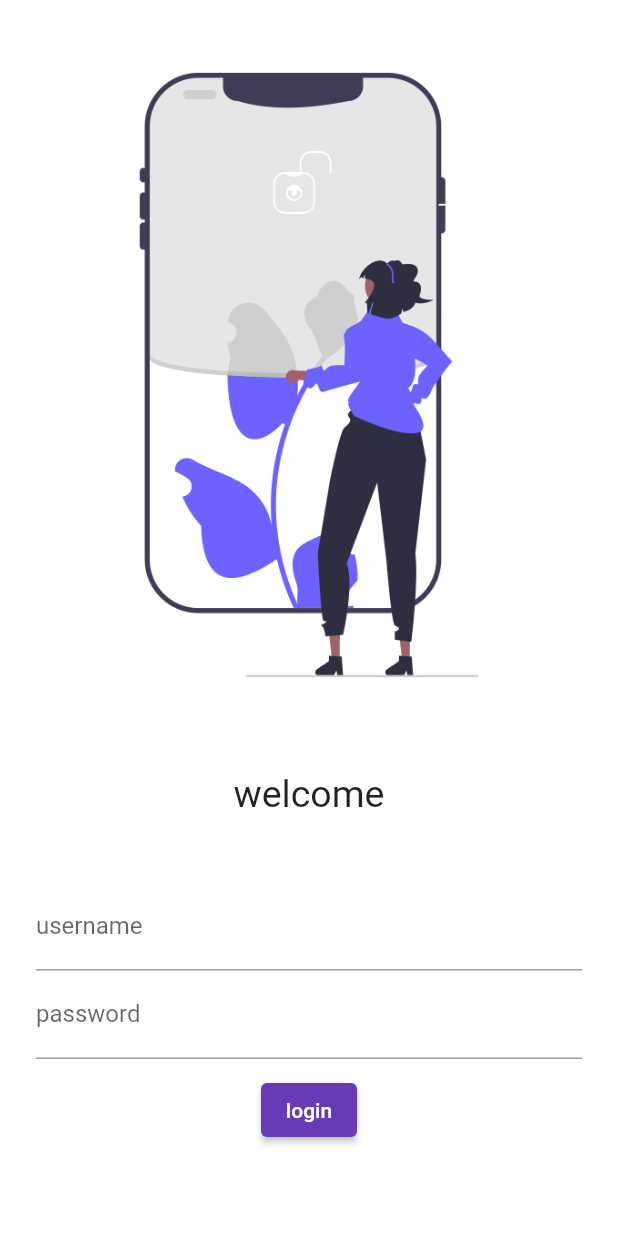
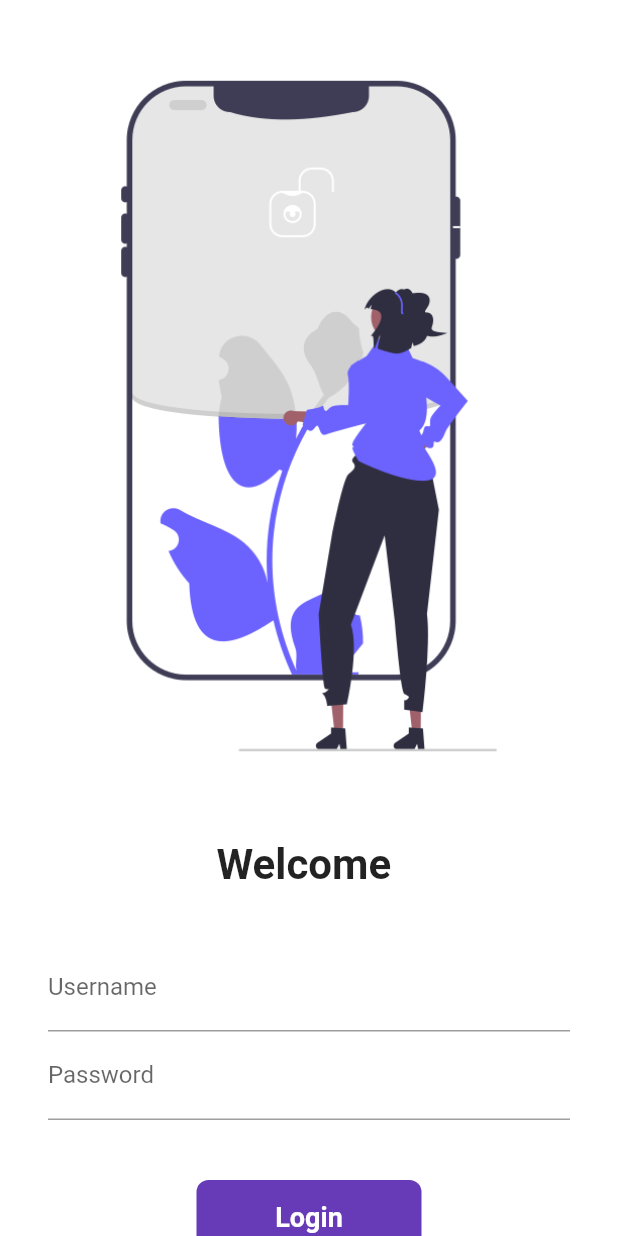
Before and after one commit to RutvikLakum/catalog_app, a Flutter app: the screen it shows after launch, on a phone screen of 412 x 824 dp. Run offline on Flutter 3.47's test engine with Material 2 defaults, Android fonts, the phone set to English and light mode, and no system bars.

Commit message:
day 6 conmplete

```diff
--- a/lib/main.dart
+++ b/lib/main.dart
@@ -14,6 +14,7 @@ class MyApp extends StatelessWidget {
         themeMode: ThemeMode.light,
         theme: ThemeData(
           primarySwatch: Colors.deepPurple,
+
         ),
         initialRoute: "/",
         routes: {
--- a/lib/pages/log_in.dart
+++ b/lib/pages/log_in.dart
@@ -1,13 +1,15 @@
-import "package:flutter/material.dart";
-import "package:flutter_catalog/main.dart";
-import "package:flutter_catalog/utils/routes.dart";
+import 'package:flutter/material.dart';
+import 'package:flutter_catalog/utils/routes.dart';
 
 class LoginPage extends StatefulWidget {
   @override
-  State<LoginPage> createState() => _LoginPageState();
+  _LoginPageState createState() => _LoginPageState();
 }
 
 class _LoginPageState extends State<LoginPage> {
+  String name = "";
+  bool changeButton = false;
+
   @override
   Widget build(BuildContext context) {
     return Material(
@@ -18,44 +20,89 @@ class _LoginPageState extends State<LoginPage> {
               Image.asset(
                 "assets/images/login.png",
                 fit: BoxFit.cover,
-                height: 500,
               ),
-              SizedBox(height: 15),
+              SizedBox(
+                height: 5.0,
+              ),
               Text(
-                "welcome",
-                style: TextStyle(fontSize: 25),
+                "Welcome $name",
+                style: TextStyle(
+                  fontSize: 28,
+                  fontWeight: FontWeight.bold,
                 ),
-              SizedBox(height: 20),
+              ),
+              SizedBox(
+                height: 20.0,
+              ),
               Padding(
-                  padding: const EdgeInsets.all(08.0),
-                  child: Padding(
-                    padding: const EdgeInsets.all(16.0),
+                padding: const EdgeInsets.symmetric(
+                    vertical: 16.0, horizontal: 32.0),
                 child: Column(
                   children: [
                     TextFormField(
                       decoration: InputDecoration(
                         hintText: "Enter username",
-                              labelText: "username"),
+                        labelText: "Username",
+                      ),
+                      onChanged: (value) {
+                        name = value;
+                        setState(() {});
+                      },
                     ),
                     TextFormField(
                       obscureText: true,
                       decoration: InputDecoration(
                         hintText: "Enter password",
-                              labelText: "password"),
+                        labelText: "Password",
+                      ),
                     ),
                     SizedBox(
-                          height: 10.0,
+                      height: 40.0,
                     ),
-                        ElevatedButton(
-                          child: Text("login"),
-                          style: TextButton.styleFrom(),
-                          onPressed: () {
+
+                    InkWell(
+                      onTap: () async {
+                        setState(() {
+                          changeButton = true;
+                        });
+                        await Future.delayed(Duration(seconds: 1));
                         Navigator.pushNamed(context, MyRoutes.homeRoute);
                       },
+                      child: AnimatedContainer(
+                        duration: Duration(seconds: 1),
+                        width: changeButton ? 50 : 150,
+                        height: 50,
+                        alignment: Alignment.center,
+                        child: changeButton
+                            ? Icon(
+                                Icons.done,
+                                color: Colors.white,
+                              )
+                            : Text(
+                                "Login",
+                                style: TextStyle(
+                                    color: Colors.white,
+                                    fontWeight: FontWeight.bold,
+                                    fontSize: 18),
                               ),
+                        decoration: BoxDecoration(
+                          color: Colors.deepPurple,
+                          borderRadius:
+                              BorderRadius.circular(changeButton ? 50 : 8),
+                        ),
+                      ),
+                    ),
+
+                    // ElevatedButton(
+                    //   child: Text("Login"),
+                    //   style: TextButton.styleFrom(minimumSize: Size(150, 40)),
+                    //   onPressed: () {
+                    //     Navigator.pushNamed(context, MyRoutes.homeRoute);
+                    //   },
+                    // )
                   ],
                 ),
-                  ))
+              )
             ],
           ),
         ));
```
Lines whose indentation alone changed are shown as unchanged.
